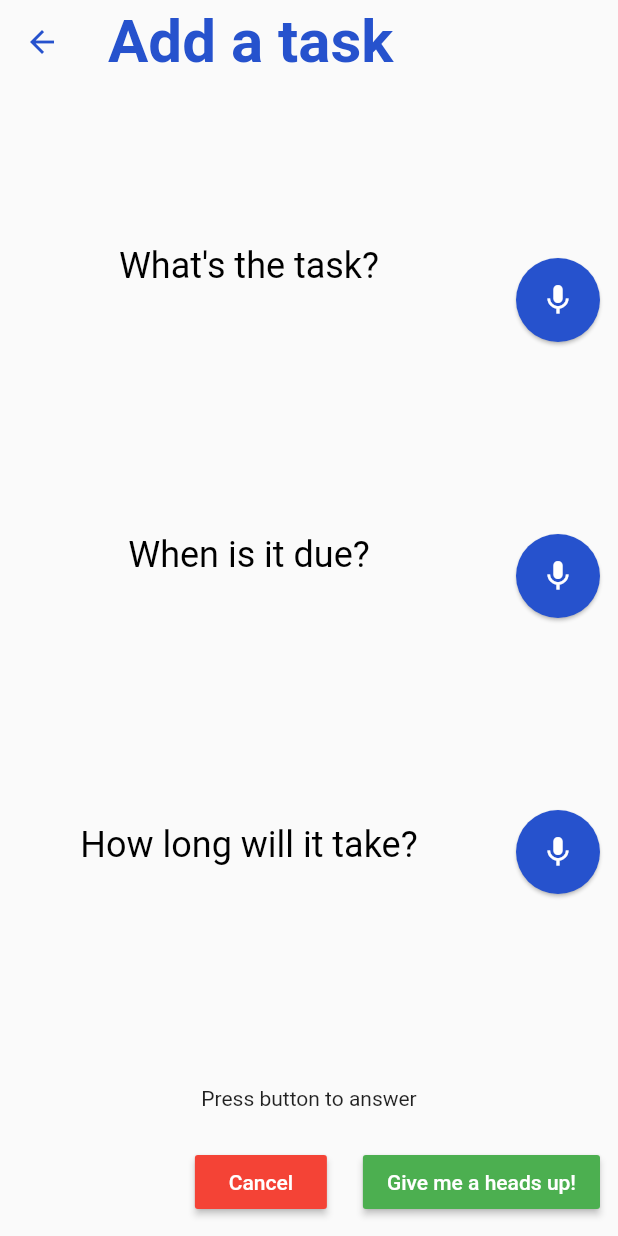
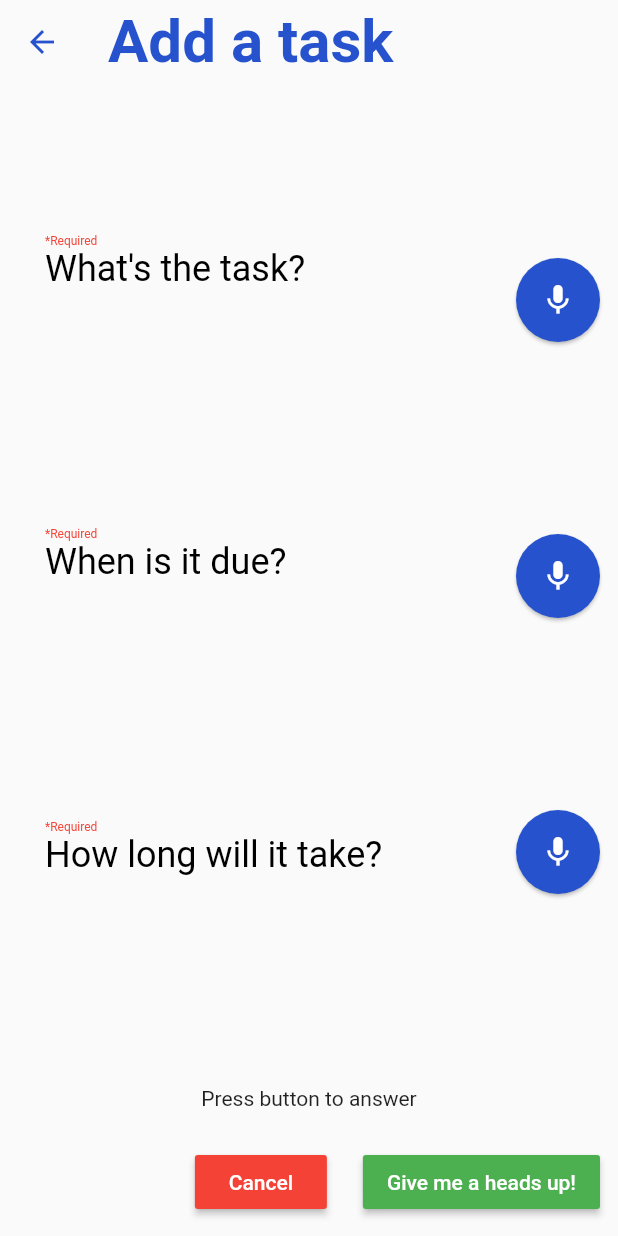
Before and after one commit to kelwishahy/heads-up-prototype, a Flutter app: the screen it shows after launch, after a tap on the "mic" icon, on a phone screen of 412 x 824 dp. Run offline on Flutter 3.47's test engine with Material 2 defaults, Android fonts, the phone set to English and light mode, and no system bars; our stand-ins replace speech_to_text; Roboto replaces fonts that are missing (Arial).

Commit message:
Error checking and input validation on dictate task page

```diff
--- a/heads_up_prototype/lib/pages/dictate_task_page.dart
+++ b/heads_up_prototype/lib/pages/dictate_task_page.dart
@@ -2,7 +2,6 @@ import 'package:flutter/material.dart';
 import 'package:heads_up_prototype/components/button.dart';
 import 'package:speech_to_text/speech_to_text.dart';
 import 'package:speech_to_text/speech_recognition_result.dart';
-import 'package:flutter/foundation.dart';
 
 enum input { TASK, DUE, HOURS, NONE }
 
@@ -77,12 +76,19 @@ class _DictatePageState extends State<DictatePage> {
                   Expanded(
                       child: Column(
                           mainAxisAlignment: MainAxisAlignment.spaceEvenly,
+                          crossAxisAlignment: CrossAxisAlignment.start,
                           children: [
                         // Task
                         SingleChildScrollView(
                             padding: const EdgeInsets.all(30),
                             child: Column(
+                              crossAxisAlignment: CrossAxisAlignment.start,
                               children: [
+                                const Text(
+                                  "*Required",
+                                  style:
+                                      TextStyle(fontSize: 8, color: Colors.red),
+                                ),
                                 const Text(
                                   "What's the task?",
                                   style: TextStyle(
@@ -99,7 +105,13 @@ class _DictatePageState extends State<DictatePage> {
                         SingleChildScrollView(
                             padding: const EdgeInsets.all(30),
                             child: Column(
+                              crossAxisAlignment: CrossAxisAlignment.start,
                               children: [
+                                const Text(
+                                  "*Required",
+                                  style:
+                                      TextStyle(fontSize: 8, color: Colors.red),
+                                ),
                                 const Text(
                                   "When is it due?",
                                   style: TextStyle(
@@ -116,7 +128,13 @@ class _DictatePageState extends State<DictatePage> {
                         SingleChildScrollView(
                             padding: const EdgeInsets.all(30),
                             child: Column(
+                              crossAxisAlignment: CrossAxisAlignment.start,
                               children: [
+                                const Text(
+                                  "*Required",
+                                  style:
+                                      TextStyle(fontSize: 8, color: Colors.red),
+                                ),
                                 const Text(
                                   "How long will it take?",
                                   style: TextStyle(
@@ -203,6 +221,11 @@ class _DictatePageState extends State<DictatePage> {
                   child: Button(
                       buttonText: 'Give me a heads up!',
                       onPressed: () {
+                        if (_task.isEmpty ||
+                            _dueDate.isEmpty ||
+                            _hoursToComplete.isEmpty) {
+                          return;
+                        }
                         Navigator.pop(
                             context, [_task, _dueDate, _hoursToComplete]);
                       },
```
